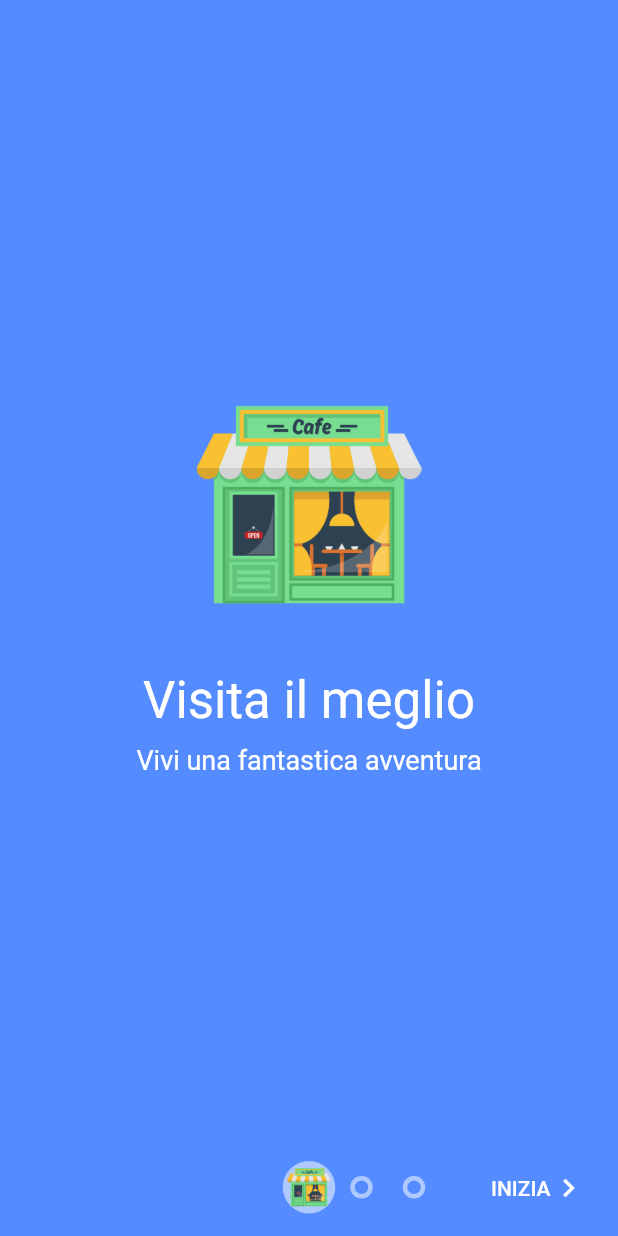
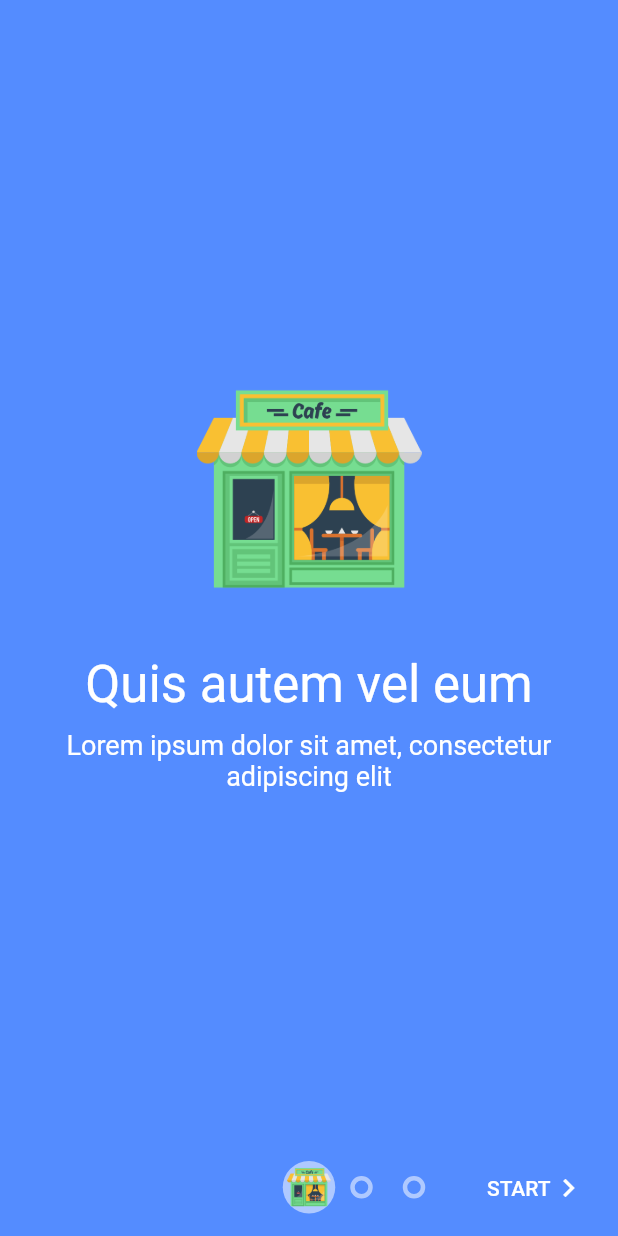
Before and after one commit to olivettiscuoladigitale/flutter_template, a Flutter app: the screen it shows after launch, on a phone screen of 412 x 824 dp. Run offline on Flutter 3.47's test engine with Material 2 defaults, Android fonts, the phone set to English and light mode, and no system bars; our stand-ins replace shared_preferences, synchronized; Roboto replaces fonts that are missing (FlamanteRoma, FlamanteRomaItalic).

Commit message:
add models and settings

```diff
--- a/assets/lang/en.json
+++ b/assets/lang/en.json
@@ -1,3 +1,13 @@
 {
-  "splash_loading": "Loading.."
+  "splash_loading": "Loading..",
+  "intro_slide1_title": "Quis autem vel eum",
+  "intro_slide1_message": "Lorem ipsum dolor sit amet, consectetur adipiscing elit",
+  "intro_slide2_title": "Neque porro quisquam",
+  "intro_slide2_message": "Nemo enim ipsam voluptatem quia voluptas",
+  "intro_slide3_title": "Ut enim ad minima",
+  "intro_slide3_message": "Quis autem vel eum iure reprehenderit qui in ea",
+  "intro_start": "START",
+  "settings_title": "SETTINGS",
+  "settings_list_intro_title":"Tutorial",
+  "settings_list_intro_message":"Show or hide tutorial in app start"
 }
--- a/assets/lang/it.json
+++ b/assets/lang/it.json
@@ -1,3 +1,13 @@
 {
-  "splash_loading": "Caricamento.."
+  "splash_loading": "Caricamento..",
+  "intro_slide1_title": "Quis autem vel eum",
+  "intro_slide1_message": "Lorem ipsum dolor sit amet, consectetur adipiscing elit",
+  "intro_slide2_title": "Neque porro quisquam",
+  "intro_slide2_message": "Nemo enim ipsam voluptatem quia voluptas",
+  "intro_slide3_title": "Ut enim ad minima",
+  "intro_slide3_message": "Quis autem vel eum iure reprehenderit qui in ea",
+  "intro_start": "INIZIA",
+  "settings_title": "IMPOSTAZIONI",
+  "settings_list_intro_title": "Tutorial iniziale",
+  "settings_list_intro_message": "Mostra o salta il tutorial iniziale"
 }
--- a/lib/app_bootstrap.dart
+++ b/lib/app_bootstrap.dart
@@ -3,7 +3,7 @@
 
 import 'package:iana_mobile/src/app.dart';
 import 'package:flutter/services.dart';
-import 'package:iana_mobile/src/models/states/app_state_model.dart';
+import 'src/models/states/app_state_model.dart';
 
 class AppBootstrap {
   App getApp() {
--- a/lib/main.dart
+++ b/lib/main.dart
@@ -2,8 +2,8 @@
 // Giorgio Modoni <modogio@gmail.com>
 
 import 'package:flutter/material.dart';
-import 'package:iana_mobile/app_config.dart';
-import 'package:iana_mobile/app_bootstrap.dart';
+import 'app_config.dart';
+import 'app_bootstrap.dart';
 
 void main() {
   final app = AppBootstrap().getApp();
--- a/lib/main_dev.dart
+++ b/lib/main_dev.dart
@@ -2,8 +2,8 @@
 // Giorgio Modoni <modogio@gmail.com>
 
 import 'package:flutter/material.dart';
-import 'package:iana_mobile/app_config.dart';
-import 'package:iana_mobile/app_bootstrap.dart';
+import 'app_config.dart';
+import 'app_bootstrap.dart';
 
 void main() {
   final app = AppBootstrap().getApp();
--- a/lib/src/internazionalization/app_localization.dart
+++ b/lib/src/internazionalization/app_localization.dart
@@ -7,15 +7,14 @@ import 'package:flutter/material.dart';
 import 'package:flutter/services.dart';
 
 class AppLocalizations {
+  final Locale locale;
+  Map<String, String> _sentences;
+
   AppLocalizations(this.locale);
-
-  final Locale locale;
 
   static AppLocalizations of(BuildContext context) {
     return Localizations.of<AppLocalizations>(context, AppLocalizations);
   }
-
-  Map<String, String> _sentences;
 
   Future<bool> load() async {
     String data = await rootBundle
@@ -30,7 +29,8 @@ class AppLocalizations {
     return true;
   }
 
+  /// translate a term or return the key
   String trans(String key) {
-    return this._sentences[key];
+    return this._sentences[key] ?? key;
   }
 }
--- a/lib/src/internazionalization/app_localization_delegate.dart
+++ b/lib/src/internazionalization/app_localization_delegate.dart
@@ -2,7 +2,7 @@
 // Giorgio Modoni <modogio@gmail.com>
 
 import 'package:flutter/material.dart';
-import 'package:iana_mobile/src/internazionalization/app_localization.dart';
+import 'app_localization.dart';
 
 class AppLocalizationsDelegate extends LocalizationsDelegate<AppLocalizations> {
   const AppLocalizationsDelegate();
--- a/lib/src/models/states/app_state_model.dart
+++ b/lib/src/models/states/app_state_model.dart
@@ -3,7 +3,7 @@
 
 import 'package:flutter/material.dart';
 import 'package:scoped_model/scoped_model.dart';
-import 'package:iana_mobile/src/resources/shared_pref_provider.dart';
+import '../../resources/shared_pref_provider.dart';
 
 class AppStateModel extends Model {
   SharedPrefProvider _sharedProvider = SharedPrefProvider();
--- a/lib/src/pages/slider_page/UI/pager_indicator.dart
+++ b/lib/src/pages/slider_page/UI/pager_indicator.dart
@@ -2,7 +2,8 @@ import 'dart:ui' hide Image;
 import 'package:scoped_model/scoped_model.dart';
 import 'package:flutter/material.dart';
 import 'pages.dart';
-import 'package:iana_mobile/src/models/states/app_state_model.dart';
+import '../../../models/states/app_state_model.dart';
+import '../../../internazionalization/app_localization.dart';
 
 class PagerIndicator extends StatelessWidget {
   final PagerIndicatorViewModel viewModel;
@@ -66,7 +67,7 @@ class PagerIndicator extends StatelessWidget {
           bottom: 8.0,
           right: 5.0,
           child: Container(
-            //  margin: const EdgeInsets.only(bottom: 0),
+              //  margin: const EdgeInsets.only(bottom: 0),
               alignment: Alignment.bottomCenter,
               child: FlatButton(
                   onPressed: () {
@@ -74,18 +75,20 @@ class PagerIndicator extends StatelessWidget {
 
                     Navigator.pushReplacementNamed(context, "/home");
                   },
-                  child: Row( children: <Widget>[
-                    Text('INIZIA', style: Theme.of(context).primaryTextTheme.button),
-
-                     IconTheme(
-                      data: new IconThemeData(color:Colors.white),
-                      child: Icon(Icons.navigate_next,
-                    ))
-                  ],)))),
+                  child: Row(
+                    children: <Widget>[
+                      Text(AppLocalizations.of(context).trans('intro_start'),
+                          style: Theme.of(context).primaryTextTheme.button),
+                      IconTheme(
+                          data: new IconThemeData(color: Colors.white),
+                          child: Icon(
+                            Icons.navigate_next,
+                          ))
+                    ],
+                  )))),
       new Column(
         children: <Widget>[
           Expanded(child: Container()),
-
           Transform(
             transform: Matrix4.translationValues(translation, 0.0, 0.0),
             child: Row(
--- a/lib/src/pages/slider_page/UI/pages.dart
+++ b/lib/src/pages/slider_page/UI/pages.dart
@@ -1,40 +1,15 @@
 import 'package:flutter/material.dart';
-
-final pages = [
-  new PageViewModel(
-      const Color(0xFF548CFF),
-      'assets/images/intro/intro_1.png',
-      'Visita il meglio',
-      'Vivi una fantastica avventura',
-      'assets/images/intro/intro_1.png'),
-  new PageViewModel(
-      const Color(0xFFE4534D),
-      'assets/images/intro/intro_1.png',
-      'Trova un punto di interesse',
-      'Trova una piazza o un monumento e scorpi il percorsi',
-      'assets/images/intro/intro_1.png'),
-  new PageViewModel(
-    const Color(0xFFFF682D),
-    'assets/images/intro/intro_1.png',
-    'Lasciati guidare',
-    'Prendi il percorso più vicino a te, e scopri l itinerario',
-    'assets/images/intro/intro_1.png',
-  ),
-];
 
 class Page extends StatelessWidget {
   final PageViewModel viewModel;
   final double percentVisible;
 
-  Page({
-    this.viewModel,
-    this.percentVisible = 1.0,
-  });
+  Page({this.viewModel, this.percentVisible = 1.0});
 
   @override
   Widget build(BuildContext context) {
     return new Container(
-      width: double.infinity,
+        width: double.infinity,
         color: viewModel.color,
         child: new Opacity(
           opacity: percentVisible,
@@ -60,7 +35,7 @@ class Page extends StatelessWidget {
                       textAlign: TextAlign.center,
                       style: new TextStyle(
                         color: Colors.white,
-                        fontFamily: 'FlamanteRoma',
+                       // fontFamily: 'FlamanteRoma',
                         fontSize: 34.0,
                       ),
                     ),
@@ -76,7 +51,7 @@ class Page extends StatelessWidget {
                       textAlign: TextAlign.center,
                       style: new TextStyle(
                         color: Colors.white,
-                        fontFamily: 'FlamanteRomaItalic',
+                       // fontFamily: 'FlamanteRomaItalic',
                         fontSize: 18.0,
                       ),
                     ),
--- a/lib/src/pages/slider_page/home_slider_page.dart
+++ b/lib/src/pages/slider_page/home_slider_page.dart
@@ -4,6 +4,7 @@ import 'Animation_Gesture/page_dragger.dart';
 import 'Animation_Gesture/page_reveal.dart';
 import 'UI/pager_indicator.dart';
 import 'UI/pages.dart';
+import '../../internazionalization/app_localization.dart';
 
 class HomeSliderPage extends StatefulWidget {
   @override
@@ -14,13 +15,40 @@ class _HomeSliderPageState extends State<HomeSliderPage>
     with TickerProviderStateMixin {
   StreamController<SlideUpdate> slideUpdateStream;
   AnimatedPageDragger animatedPageDragger;
-
   int activeIndex = 0;
-
   SlideDirection slideDirection = SlideDirection.none;
   int nextPageIndex = 0;
+  double slidePercent = 0.0;
+  List<PageViewModel> pages;
 
-  double slidePercent = 0.0;
+  getPages() {
+    pages = [
+      new PageViewModel(
+          const Color(0xFF548CFF),
+          'assets/images/intro/intro_1.png',
+          AppLocalizations.of(context).trans('intro_slide1_title'),
+          AppLocalizations.of(context).trans('intro_slide1_message'),
+          'assets/images/intro/intro_1.png'),
+      new PageViewModel(
+          const Color(0xFFE4534D),
+          'assets/images/intro/intro_2.png',
+          AppLocalizations.of(context).trans('intro_slide2_title'),
+          AppLocalizations.of(context).trans('intro_slide2_message'),
+          'assets/images/intro/intro_2.png'),
+      new PageViewModel(
+        const Color(0xFFFF682D),
+        'assets/images/intro/intro_3.png',
+        AppLocalizations.of(context).trans('intro_slide3_title'),
+        AppLocalizations.of(context).trans('intro_slide3_message'),
+        'assets/images/intro/intro_3.png',
+      ),
+    ];
+  }
+
+  @override
+  void initState() {
+    super.initState();
+  }
 
   @override
   void dispose() {
@@ -83,6 +111,8 @@ class _HomeSliderPageState extends State<HomeSliderPage>
 
   @override
   Widget build(BuildContext context) {
+    getPages();
+
     return new Scaffold(
       body: new Stack(
         children: [
--- a/lib/src/pages/spash.dart
+++ b/lib/src/pages/spash.dart
@@ -3,10 +3,10 @@
 
 import 'dart:async';
 import 'package:flutter/material.dart';
-import 'package:iana_mobile/app_config.dart';
 import 'package:flutter/scheduler.dart';
-import 'package:iana_mobile/src/models/states/app_state_model.dart';
 import 'package:scoped_model/scoped_model.dart';
+import '../../app_config.dart';
+import '../models/states/app_state_model.dart';
 
 class Splash extends StatefulWidget {
   @override
@@ -30,7 +30,7 @@ class _SplashState extends State<Splash> {
     await appModel.loadAllPref();
 
     String nextRouteName = appModel.hasIntroSlider == true ? '/home' : '/intro';
-
+    // startTime('/intro');
     startTime(nextRouteName);
   }
 
--- a/lib/src/routes.dart
+++ b/lib/src/routes.dart
@@ -1,14 +1,16 @@
-// Copyright 2018 Olivetti Scuola Digitale. All rights reserved.
+// Copyright 2018 Olivetti. All rights reserved.
 // Giorgio Modoni <modogio@gmail.com>
 
 import 'package:flutter/material.dart';
-import 'package:iana_mobile/src/pages/home.dart';
-import 'package:iana_mobile/src/pages/spash.dart';
-import 'package:iana_mobile/src/pages/slider_page/home_slider_page.dart';
+import 'pages/home.dart';
+import 'pages/spash.dart';
+import 'pages/slider_page/home_slider_page.dart';
+import 'pages/settings.dart';
 
 /// application routes
 Map<String, WidgetBuilder> appRoutes = {
   '/home': (BuildContext context) => Home(),
   "/intro": (BuildContext context) => HomeSliderPage(),
   "/": (BuildContext context) => Splash(),
+  "/settings": (BuildContext context) => Settings()
 };
```
Also changed, not shown: lib/src/app.dart (+6 -6 lines), lib/src/pages/home.dart (+8 -5 lines), lib/src/pages/settings.dart (added, +37 -0 lines), lib/src/pages/slider_page/Animation_Gesture/page_dragger.dart (+31 -67 lines), lib/src/pages/slider_page/Animation_Gesture/page_reveal.dart (+5 -15 lines), 1 other file.
